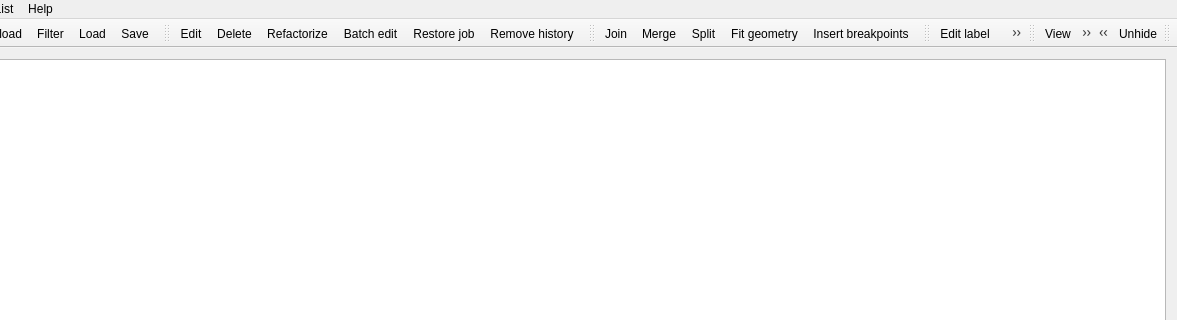
Before: the Qt Designer form mainwindow.ui in Kuszki/EW-Database, drawn with Qt 5; both pictures show x 189 to 1366 and y 0 to 320 of the 1366 by 768 pixel window.
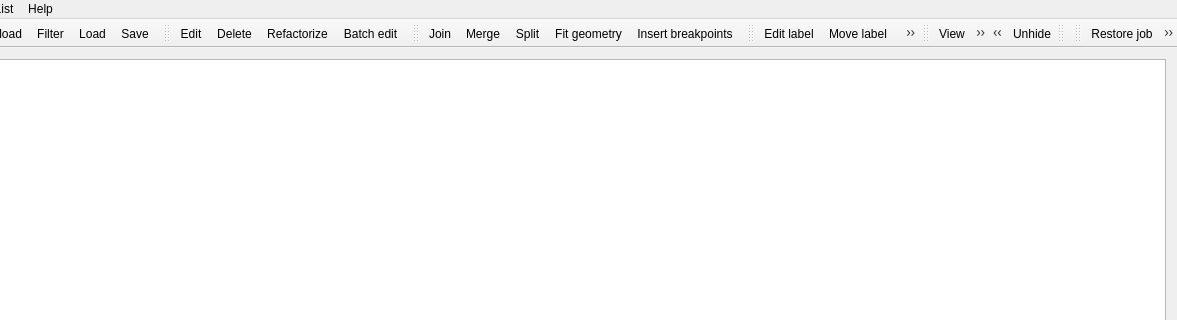
After: the same form once the commit is applied. Icons and pictures are not drawn.

```diff
--- a/mainwindow.ui
+++ b/mainwindow.ui
@@ -183,8 +183,6 @@
    <addaction name="actionDelete"/>
    <addaction name="actionRefactor"/>
    <addaction name="actionBatch"/>
-   <addaction name="actionRestore"/>
-   <addaction name="actionHistory"/>
   </widget>
   <widget class="QToolBar" name="geometryTool">
    <property name="windowTitle">
@@ -246,6 +244,20 @@
    <addaction name="actionUnhide"/>
    <addaction name="actionHide"/>
   </widget>
+  <widget class="QToolBar" name="kergsTool">
+   <property name="windowTitle">
+    <string>Jobs</string>
+   </property>
+   <attribute name="toolBarArea">
+    <enum>TopToolBarArea</enum>
+   </attribute>
+   <attribute name="toolBarBreak">
+    <bool>false</bool>
+   </attribute>
+   <addaction name="actionRestore"/>
+   <addaction name="actionKerg"/>
+   <addaction name="actionHistory"/>
+  </widget>
   <action name="actionConnect">
    <property name="icon">
     <iconset theme="network-wired">
```
Left out of the diff: 5 changed lines with no effect on the pictures.
